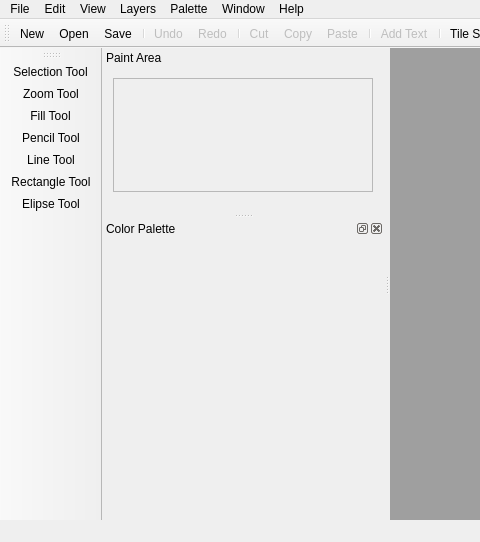
Before: the Qt Designer form QtCharacterMaker/view/mainwindow.ui in RicardoBusta/bustamanprojects, drawn with Qt 5; both pictures show x 0 to 480 and y 0 to 542 of the 1025 by 542 pixel window.
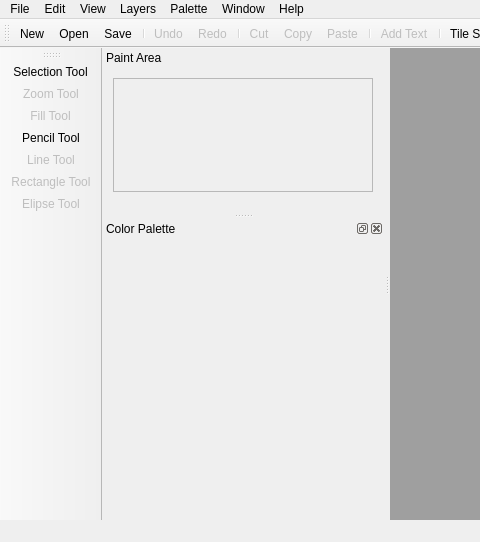
After: the same form once the commit is applied. Icons and pictures are not drawn. Custom widgets are drawn as their Qt base class.

Diff of the .ui file:
```diff
--- a/QtCharacterMaker/view/mainwindow.ui
+++ b/QtCharacterMaker/view/mainwindow.ui
@@ -695,6 +695,9 @@
    <property name="checkable">
     <bool>true</bool>
    </property>
+   <property name="enabled">
+    <bool>false</bool>
+   </property>
    <property name="icon">
     <iconset resource="../icons/icons.qrc">
      <normaloff>:/icons/icon_044.bmp</normaloff>:/icons/icon_044.bmp</iconset>
@@ -707,6 +710,9 @@
    <property name="checkable">
     <bool>true</bool>
    </property>
+   <property name="enabled">
+    <bool>false</bool>
+   </property>
    <property name="icon">
     <iconset resource="../icons/icons.qrc">
      <normaloff>:/icons/icon_045.bmp</normaloff>:/icons/icon_045.bmp</iconset>
@@ -731,6 +737,9 @@
    <property name="checkable">
     <bool>true</bool>
    </property>
+   <property name="enabled">
+    <bool>false</bool>
+   </property>
    <property name="icon">
     <iconset resource="../icons/icons.qrc">
      <normaloff>:/icons/icon_048.bmp</normaloff>:/icons/icon_048.bmp</iconset>
@@ -743,6 +752,9 @@
    <property name="checkable">
     <bool>true</bool>
    </property>
+   <property name="enabled">
+    <bool>false</bool>
+   </property>
    <property name="icon">
     <iconset resource="../icons/icons.qrc">
      <normaloff>:/icons/icon_052.bmp</normaloff>:/icons/icon_052.bmp</iconset>
@@ -755,6 +767,9 @@
    <property name="checkable">
     <bool>true</bool>
    </property>
+   <property name="enabled">
+    <bool>false</bool>
+   </property>
    <property name="icon">
     <iconset resource="../icons/icons.qrc">
      <normaloff>:/icons/icon_054.bmp</normaloff>:/icons/icon_054.bmp</iconset>
```
Left out of the diff: 25 changed lines with no effect on the pictures.
